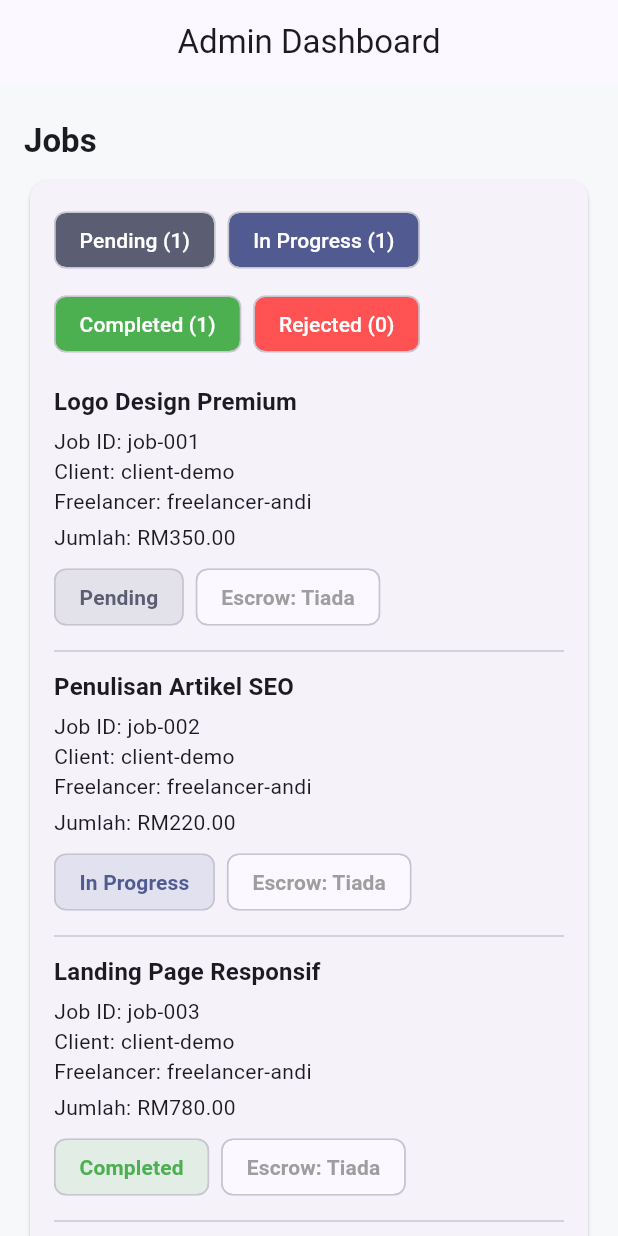
After one commit to waniqbal01/freetask-app-3, a Flutter app: the AdminDashboardScreen screen opened by its route, on a phone screen of 412 x 824 dp. The commit adds this screen. Run offline on Flutter 3.47's test engine with Material 3 defaults, Android fonts, the phone set to English and light mode, and no system bars; our stand-ins replace dio, file_picker, flutter_riverpod, flutter_secure_storage, go_router; accounts and stored records are empty.

Commit message:
Add admin dashboard route and screen

```diff
--- a/freetask_app/lib/core/router.dart
+++ b/freetask_app/lib/core/router.dart
@@ -1,6 +1,7 @@
 import 'package:flutter/material.dart';
 import 'package:go_router/go_router.dart';
 
+import '../features/admin/admin_dashboard_screen.dart';
 import '../features/auth/login_screen.dart';
 import '../features/auth/register_screen.dart';
 import '../features/auth/role_selection_screen.dart';
@@ -80,5 +81,11 @@ final appRouter = GoRouter(
         return CheckoutScreen(jobDraft: jobDraft);
       },
     ),
+    GoRoute(
+      path: '/admin',
+      builder: (BuildContext context, GoRouterState state) {
+        return const AdminDashboardScreen();
+      },
+    ),
   ],
 );
--- /dev/null
+++ b/freetask_app/lib/features/admin/admin_dashboard_screen.dart
@@ -0,0 +1,330 @@
+import 'package:flutter/material.dart';
+
+import '../../models/job.dart';
+import '../jobs/jobs_repository.dart';
+import '../payments/escrow_service.dart';
+
+class AdminDashboardScreen extends StatefulWidget {
+  const AdminDashboardScreen({super.key});
+
+  @override
+  State<AdminDashboardScreen> createState() => _AdminDashboardScreenState();
+}
+
+class _AdminDashboardScreenState extends State<AdminDashboardScreen> {
+  List<Job> _jobs = <Job>[];
+  List<EscrowRecordSummary> _escrowRecords = <EscrowRecordSummary>[];
+  Map<String, EscrowRecordSummary> _escrowByJob = <String, EscrowRecordSummary>{};
+
+  @override
+  void initState() {
+    super.initState();
+    _loadData();
+  }
+
+  void _loadData() {
+    _jobs = jobsRepository.getAllJobs();
+    _escrowRecords = escrowService.getAllRecords();
+    _escrowByJob = <String, EscrowRecordSummary>{
+      for (final record in _escrowRecords) record.jobId: record,
+    };
+  }
+
+  Future<void> _refreshDashboard() async {
+    setState(_loadData);
+  }
+
+  String _jobStatusLabel(JobStatus status) {
+    switch (status) {
+      case JobStatus.pending:
+        return 'Pending';
+      case JobStatus.inProgress:
+        return 'In Progress';
+      case JobStatus.completed:
+        return 'Completed';
+      case JobStatus.rejected:
+        return 'Rejected';
+    }
+  }
+
+  Color _jobStatusColor(JobStatus status, BuildContext context) {
+    final ColorScheme scheme = Theme.of(context).colorScheme;
+    switch (status) {
+      case JobStatus.pending:
+        return scheme.secondary;
+      case JobStatus.inProgress:
+        return scheme.primary;
+      case JobStatus.completed:
+        return Colors.green;
+      case JobStatus.rejected:
+        return Colors.redAccent;
+    }
+  }
+
+  String _escrowStatusLabel(EscrowStatus status) {
+    switch (status) {
+      case EscrowStatus.held:
+        return 'Held';
+      case EscrowStatus.released:
+        return 'Released';
+      case EscrowStatus.refunded:
+        return 'Refunded';
+    }
+  }
+
+  Color _escrowStatusColor(EscrowStatus status) {
+    switch (status) {
+      case EscrowStatus.held:
+        return Colors.orange;
+      case EscrowStatus.released:
+        return Colors.green;
+      case EscrowStatus.refunded:
+        return Colors.redAccent;
+    }
+  }
+
+  Widget _buildSectionTitle(String title) {
+    return Padding(
+      padding: const EdgeInsets.symmetric(vertical: 8),
+      child: Text(
+        title,
+        style: Theme.of(context).textTheme.titleLarge?.copyWith(
+              fontWeight: FontWeight.bold,
+            ),
+      ),
+    );
+  }
+
+  Widget _buildJobsSection() {
+    if (_jobs.isEmpty) {
+      return const Card(
+        child: Padding(
+          padding: EdgeInsets.all(16),
+          child: Text('Tiada job direkodkan.'),
+        ),
+      );
+    }
+
+    final Map<JobStatus, int> statusCounts = <JobStatus, int>{
+      for (final status in JobStatus.values) status: 0,
+    };
+    for (final job in _jobs) {
+      statusCounts[job.status] = (statusCounts[job.status] ?? 0) + 1;
+    }
+
+    return Card(
+      child: Padding(
+        padding: const EdgeInsets.all(16),
+        child: Column(
+          crossAxisAlignment: CrossAxisAlignment.start,
+          children: [
+            Wrap(
+              spacing: 8,
+              runSpacing: 8,
+              children: statusCounts.entries
+                  .map(
+                    (MapEntry<JobStatus, int> entry) => Chip(
+                      label: Text(
+                        '${_jobStatusLabel(entry.key)} (${entry.value})',
+                        style: const TextStyle(color: Colors.white),
+                      ),
+                      backgroundColor: _jobStatusColor(entry.key, context),
+                    ),
+                  )
+                  .toList(),
+            ),
+            const SizedBox(height: 16),
+            ..._jobs.map((Job job) {
+              final EscrowRecordSummary? escrow = _escrowByJob[job.id];
+              final String escrowLabel =
+                  escrow != null ? _escrowStatusLabel(escrow.status) : 'Tiada';
+              final Color? escrowColor =
+                  escrow != null ? _escrowStatusColor(escrow.status) : null;
+
+              return Column(
+                crossAxisAlignment: CrossAxisAlignment.start,
+                children: [
+                  Text(
+                    job.serviceTitle,
+                    style: Theme.of(context).textTheme.titleMedium?.copyWith(
+                          fontWeight: FontWeight.w600,
+                        ),
+                  ),
+                  const SizedBox(height: 4),
+                  Text('Job ID: ${job.id}'),
+                  Text('Client: ${job.clientId}'),
+                  Text('Freelancer: ${job.freelancerId}'),
+                  const SizedBox(height: 4),
+                  Text('Jumlah: RM${job.amount.toStringAsFixed(2)}'),
+                  const SizedBox(height: 6),
+                  Wrap(
+                    spacing: 8,
+                    children: [
+                      Chip(
+                        label: Text(_jobStatusLabel(job.status)),
+                        backgroundColor: _jobStatusColor(job.status, context)
+                            .withOpacity(0.15),
+                        labelStyle: TextStyle(
+                          color: _jobStatusColor(job.status, context),
+                          fontWeight: FontWeight.w600,
+                        ),
+                      ),
+                      Chip(
+                        label: Text('Escrow: $escrowLabel'),
+                        backgroundColor: escrowColor?.withOpacity(0.15),
+                        labelStyle: TextStyle(
+                          color: escrowColor ?? Colors.grey,
+                          fontWeight: FontWeight.w600,
+                        ),
+                      ),
+                    ],
+                  ),
+                  if (job.isDisputed && job.disputeReason != null)
+                    Padding(
+                      padding: const EdgeInsets.only(top: 4),
+                      child: Text(
+                        'Dispute: ${job.disputeReason}',
+                        style: Theme.of(context)
+                            .textTheme
+                            .bodySmall
+                            ?.copyWith(color: Colors.redAccent),
+                      ),
+                    ),
+                  const Divider(height: 24),
+                ],
+              );
+            }),
+          ],
+        ),
+      ),
+    );
+  }
+
+  Widget _buildPaymentsSection() {
+    if (_escrowRecords.isEmpty) {
+      return const Card(
+        child: Padding(
+          padding: EdgeInsets.all(16),
+          child: Text('Tiada rekod escrow buat masa ini.'),
+        ),
+      );
+    }
+
+    return Card(
+      child: Padding(
+        padding: const EdgeInsets.all(16),
+        child: Column(
+          crossAxisAlignment: CrossAxisAlignment.start,
+          children: _escrowRecords.map((EscrowRecordSummary record) {
+            return Column(
+              crossAxisAlignment: CrossAxisAlignment.start,
+              children: [
+                Text(
+                  'Job ${record.jobId}',
+                  style: Theme.of(context).textTheme.titleMedium,
+                ),
+                const SizedBox(height: 4),
+                Text('Jumlah dipegang: RM${record.amount.toStringAsFixed(2)}'),
+                const SizedBox(height: 4),
+                Row(
+                  children: [
+                    Chip(
+                      label: Text(_escrowStatusLabel(record.status)),
+                      backgroundColor:
+                          _escrowStatusColor(record.status).withOpacity(0.15),
+                      labelStyle: TextStyle(
+                        color: _escrowStatusColor(record.status),
+                        fontWeight: FontWeight.w600,
+                      ),
+                    ),
+                    const SizedBox(width: 8),
+                    Expanded(
+                      child: Text(
+                        'Dikemas kini: ${record.updatedAt.toLocal()}',
+                        style: Theme.of(context).textTheme.bodySmall,
+                      ),
+                    ),
+                  ],
+                ),
+                const Divider(height: 24),
+              ],
+            );
+          }).toList(),
+        ),
+      ),
+    );
+  }
+
+  Widget _buildDisputesSection() {
+    final List<Job> disputes =
+        _jobs.where((Job job) => job.isDisputed).toList(growable: false);
+
+    if (disputes.isEmpty) {
+      return const Card(
+        child: Padding(
+          padding: EdgeInsets.all(16),
+          child: Text('Tiada dispute aktif.'),
+        ),
+      );
+    }
+
+    return Card(
+      child: Padding(
+        padding: const EdgeInsets.all(16),
+        child: Column(
+          crossAxisAlignment: CrossAxisAlignment.start,
+          children: disputes.map((Job job) {
+            return Column(
+              crossAxisAlignment: CrossAxisAlignment.start,
+              children: [
+                Text(
+                  job.serviceTitle,
+                  style: Theme.of(context).textTheme.titleMedium,
+                ),
+                const SizedBox(height: 4),
+                Text('Job ID: ${job.id}'),
+                Text('Client: ${job.clientId}'),
+                Text('Freelancer: ${job.freelancerId}'),
+                const SizedBox(height: 6),
+                Text(
+                  job.disputeReason ?? 'Tiada maklumat tambahan.',
+                  style: Theme.of(context)
+                      .textTheme
+                      .bodyMedium
+                      ?.copyWith(color: Colors.redAccent),
+                ),
+                const Divider(height: 24),
+              ],
+            );
+          }).toList(),
+        ),
+      ),
+    );
+  }
+
+  @override
+  Widget build(BuildContext context) {
+    return Scaffold(
+      appBar: AppBar(
+        title: const Text('Admin Dashboard'),
+      ),
+      body: RefreshIndicator(
+        onRefresh: _refreshDashboard,
+        child: ListView(
+          padding: const EdgeInsets.all(16),
+          physics: const AlwaysScrollableScrollPhysics(),
+          children: [
+            _buildSectionTitle('Jobs'),
+            _buildJobsSection(),
+            const SizedBox(height: 24),
+            _buildSectionTitle('Payments'),
+            _buildPaymentsSection(),
+            const SizedBox(height: 24),
+            _buildSectionTitle('Disputes'),
+            _buildDisputesSection(),
+          ],
+        ),
+      ),
+    );
+  }
+}
--- a/freetask_app/lib/features/jobs/jobs_repository.dart
+++ b/freetask_app/lib/features/jobs/jobs_repository.dart
@@ -147,6 +147,10 @@ class JobsRepository {
     );
   }
 
+  List<Job> getAllJobs() {
+    return List<Job>.unmodifiable(_jobs);
+  }
+
   Job? getJobById(String jobId) {
     try {
       return _jobs.firstWhere((Job job) => job.id == jobId);
--- a/freetask_app/lib/features/payments/escrow_service.dart
+++ b/freetask_app/lib/features/payments/escrow_service.dart
@@ -3,6 +3,20 @@ import 'dart:async';
 import '../../core/notifications/notification_service.dart';
 
 enum EscrowStatus { held, released, refunded }
+
+class EscrowRecordSummary {
+  const EscrowRecordSummary({
+    required this.jobId,
+    required this.amount,
+    required this.status,
+    required this.updatedAt,
+  });
+
+  final String jobId;
+  final double amount;
+  final EscrowStatus status;
+  final DateTime updatedAt;
+}
 
 class _EscrowRecord {
   _EscrowRecord({
@@ -81,6 +95,19 @@ class EscrowService {
   }
 
   bool get isEmpty => _records.isEmpty;
+
+  List<EscrowRecordSummary> getAllRecords() {
+    return _records.entries
+        .map(
+          (MapEntry<String, _EscrowRecord> entry) => EscrowRecordSummary(
+            jobId: entry.key,
+            amount: entry.value.amount,
+            status: entry.value.status,
+            updatedAt: entry.value.updatedAt,
+          ),
+        )
+        .toList(growable: false);
+  }
 }
 
 final escrowService = EscrowService();
```
